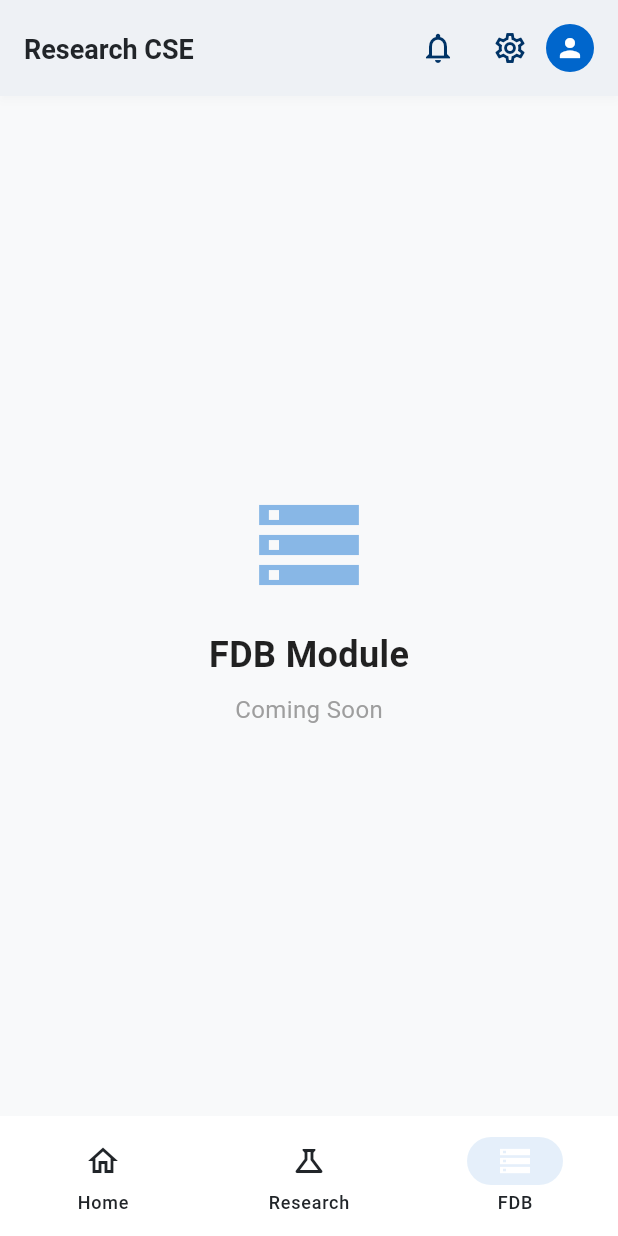
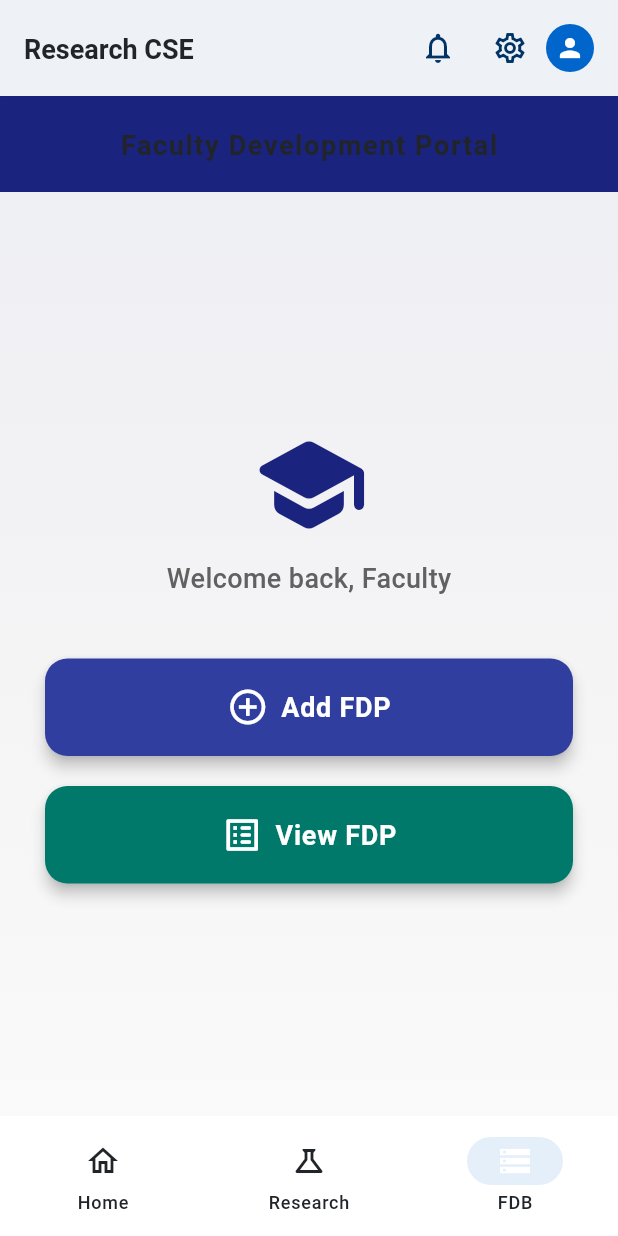
Before and after one commit to Koushikdev15/research-login-register-homepage, a Flutter app: the FacultyDashboard screen opened directly, item 3 of the bottom bar chosen, on a phone screen of 412 x 824 dp. Run offline on Flutter 3.47's test engine with Material 3 defaults, Android fonts, the phone set to English and light mode, and no system bars; our stand-ins replace cached_network_image, cloud_firestore, firebase_auth, firebase_core, firebase_storage, flutter_spinkit and 4 more; accounts and stored records are empty.

Commit message:
Completed FDB module with email-based filtering and stable view

```diff
--- a/lib/screens/faculty/faculty_dashboard.dart
+++ b/lib/screens/faculty/faculty_dashboard.dart
@@ -3,7 +3,7 @@ import '../../theme/app_colors.dart';
 import '../../theme/app_text_styles.dart';
 import 'home_page.dart';
 import 'research_page.dart';
-import 'fdb_page.dart';
+import 'fdb_selection_page.dart';
 
 class FacultyDashboard extends StatefulWidget {
   const FacultyDashboard({super.key});
@@ -15,10 +15,11 @@ class FacultyDashboard extends StatefulWidget {
 class _FacultyDashboardState extends State<FacultyDashboard> {
   int _currentIndex = 0;
 
+  // ✅ ONLY CHANGE IS HERE
   final List<Widget> _pages = const [
     HomePage(),
     ResearchPage(),
-    FDBPage(),
+    FdbSelectionPage(),
   ];
 
   @override
@@ -36,9 +37,9 @@ class _FacultyDashboardState extends State<FacultyDashboard> {
             onPressed: () {},
           ),
           const CircleAvatar(
-             radius: 16,
-             backgroundColor: AppColors.academicBlue,
-             child: Icon(Icons.person, size: 20, color: Colors.white),
+            radius: 16,
+            backgroundColor: AppColors.academicBlue,
+            child: Icon(Icons.person, size: 20, color: Colors.white),
           ),
           const SizedBox(width: 16),
         ],
@@ -59,10 +60,14 @@ class _FacultyDashboardState extends State<FacultyDashboard> {
                   labelType: NavigationRailLabelType.all,
                   backgroundColor: AppColors.pureWhite,
                   indicatorColor: AppColors.academicBlue.withOpacity(0.1),
-                  selectedLabelTextStyle: AppTextStyles.label.copyWith(color: AppColors.academicBlue),
-                  unselectedLabelTextStyle: AppTextStyles.label.copyWith(color: AppColors.mediumGray),
-                  selectedIconTheme: const IconThemeData(color: AppColors.academicBlue),
-                  unselectedIconTheme: const IconThemeData(color: AppColors.mediumGray),
+                  selectedLabelTextStyle:
+                      AppTextStyles.label.copyWith(color: AppColors.academicBlue),
+                  unselectedLabelTextStyle:
+                      AppTextStyles.label.copyWith(color: AppColors.mediumGray),
+                  selectedIconTheme:
+                      const IconThemeData(color: AppColors.academicBlue),
+                  unselectedIconTheme:
+                      const IconThemeData(color: AppColors.mediumGray),
                   elevation: 1,
                   destinations: const [
                     NavigationRailDestination(
--- /dev/null
+++ b/lib/screens/faculty/fdb_selection_page.dart
@@ -0,0 +1,116 @@
+import 'package:flutter/material.dart';
+import 'fdb_add_page.dart';
+import 'fdb_view_page.dart';
+
+class FdbSelectionPage extends StatelessWidget {
+  const FdbSelectionPage({super.key});
+
+  @override
+  Widget build(BuildContext context) {
+    return Scaffold(
+      // Added a more professional background color
+      backgroundColor: Colors.grey[50],
+      appBar: AppBar(
+        title: const Text(
+          'Faculty Development Portal',
+          style: TextStyle(fontWeight: FontWeight.bold, letterSpacing: 1.1),
+        ),
+        centerTitle: true,
+        elevation: 0,
+        backgroundColor: Colors.indigo[900], // Professional academic blue
+        foregroundColor: Colors.white,
+      ),
+      body: Container(
+        width: double.infinity,
+        decoration: BoxDecoration(
+          // Subtle gradient for a modern feel
+          gradient: LinearGradient(
+            begin: Alignment.topCenter,
+            end: Alignment.bottomCenter,
+            colors: [Colors.indigo[900]!.withOpacity(0.05), Colors.transparent],
+          ),
+        ),
+        child: Padding(
+          padding: const EdgeInsets.symmetric(horizontal: 30),
+          child: Column(
+            mainAxisAlignment: MainAxisAlignment.center,
+            children: [
+              // Icon/Logo Placeholder for decoration
+              Icon(Icons.school_rounded, size: 80, color: Colors.indigo[900]),
+              const SizedBox(height: 10),
+              Text(
+                "Welcome back, Faculty",
+                style: TextStyle(
+                  fontSize: 18,
+                  color: Colors.grey[700],
+                  fontWeight: FontWeight.w500,
+                ),
+              ),
+              const SizedBox(height: 40),
+
+              // --- ADD BUTTON ---
+              _buildMenuButton(
+                context: context,
+                label: 'Add FDP',
+                icon: Icons.add_circle_outline,
+                color: Colors.indigo[700]!,
+                onPressed: () {
+                  Navigator.push(
+                    context,
+                    MaterialPageRoute(builder: (_) => const FdbAddPage()),
+                  );
+                },
+              ),
+
+              const SizedBox(height: 20),
+
+              // --- VIEW BUTTON ---
+              _buildMenuButton(
+                context: context,
+                label: 'View FDP',
+                icon: Icons.list_alt_rounded,
+                color: Colors.teal[700]!,
+                onPressed: () {
+                  Navigator.push(
+                    context,
+                    MaterialPageRoute(builder: (_) => const FdbViewPage()),
+                  );
+                },
+              ),
+            ],
+          ),
+        ),
+      ),
+    );
+  }
+
+  // Helper method for consistent button decoration
+  Widget _buildMenuButton({
+    required BuildContext context,
+    required String label,
+    required IconData icon,
+    required Color color,
+    required VoidCallback onPressed,
+  }) {
+    return SizedBox(
+      width: double.infinity,
+      height: 65,
+      child: ElevatedButton.icon(
+        icon: Icon(icon, size: 28),
+        label: Text(
+          label,
+          style: const TextStyle(fontSize: 18, fontWeight: FontWeight.w600),
+        ),
+        onPressed: onPressed,
+        style: ElevatedButton.styleFrom(
+          backgroundColor: color,
+          foregroundColor: Colors.white,
+          elevation: 4,
+          shape: RoundedRectangleBorder(
+            borderRadius: BorderRadius.circular(15),
+          ),
+        ),
+      ),
+    );
+  }
+}
```
Also changed, not shown: lib/models/fdb_model.dart (added, +47 -0 lines), lib/screens/faculty/fdb_add_page.dart (added, +230 -0 lines), lib/screens/faculty/fdb_view_page.dart (added, +184 -0 lines), lib/services/fdb_service.dart (added, +59 -0 lines), pubspec.yaml (+3 -85 lines).
